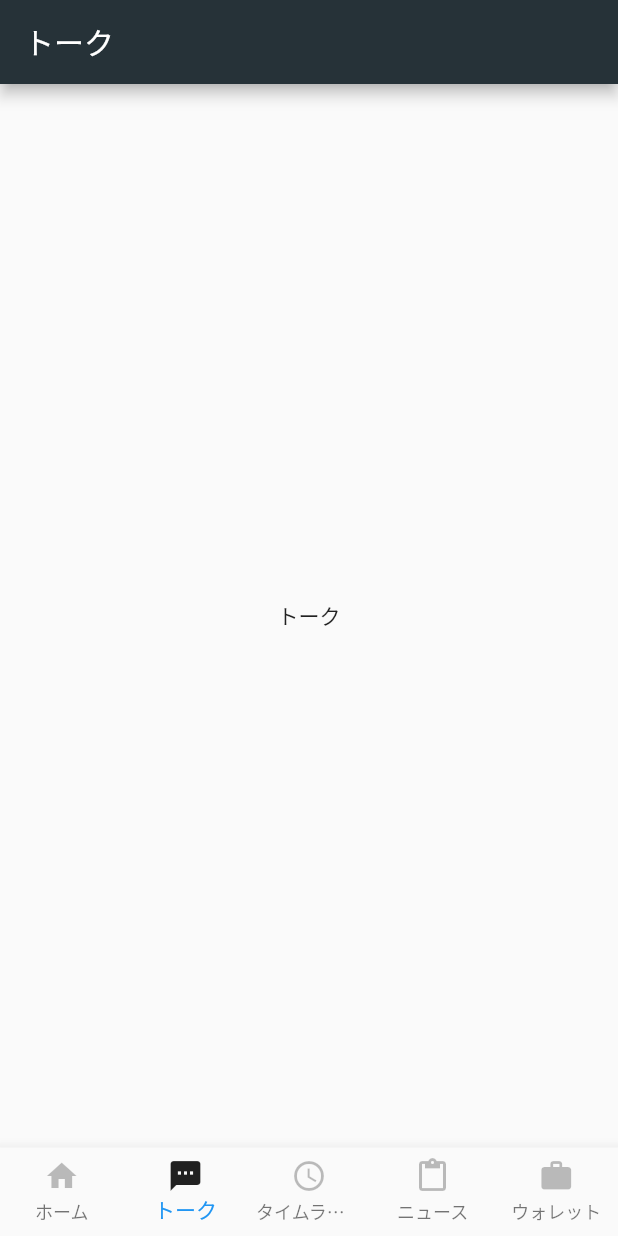
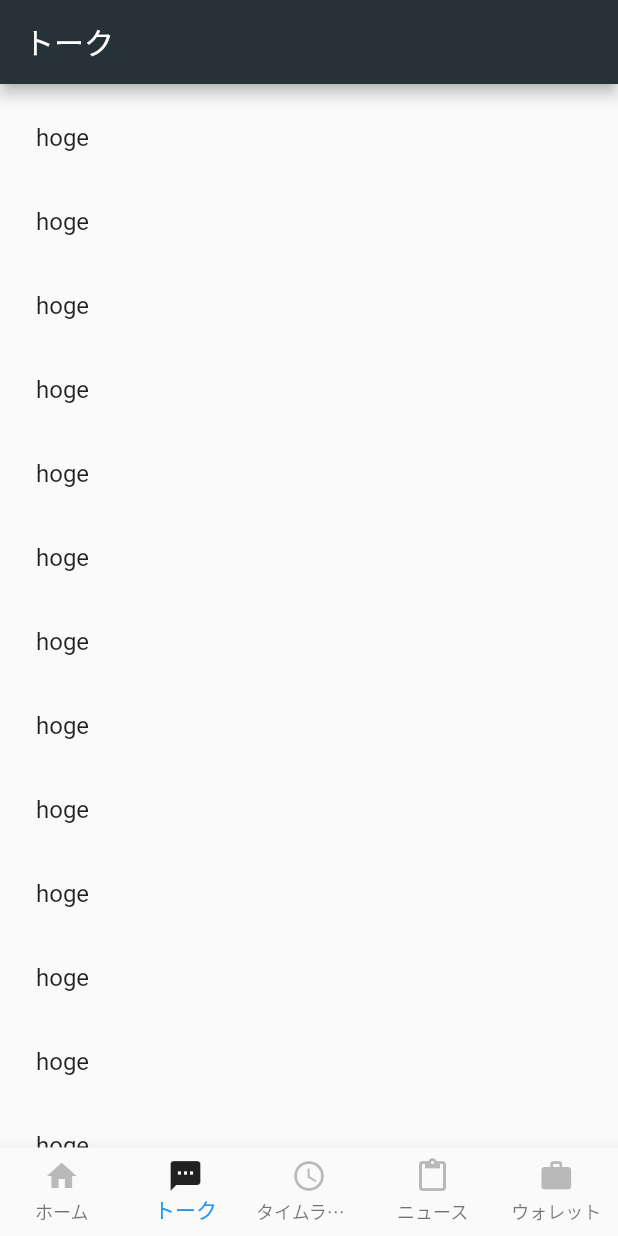
Before and after one commit to daisukesone/flutter_sample_app, a Flutter app: the screen it shows after launch, item 2 of the bottom bar chosen, on a phone screen of 412 x 824 dp. Run offline on Flutter 3.47's test engine with Material 2 defaults, Android fonts, the phone set to English and light mode, and no system bars.

Commit message:
add listView

```diff
--- a/lib/routes/talk_route.dart
+++ b/lib/routes/talk_route.dart
@@ -7,7 +7,30 @@ class Talk extends StatelessWidget{
       appBar: AppBar(
         title: Text("トーク"), //
       ),
-      body: Center(child: Text("トーク")
+      body: ListView(
+        padding: const EdgeInsets.all(8),
+        children: <Widget>[
+          ListTile(title: Text("hoge")),
+          ListTile(title: Text("hoge")),
+          ListTile(title: Text("hoge")),
+          ListTile(title: Text("hoge")),
+          ListTile(title: Text("hoge")),
+          ListTile(title: Text("hoge")),
+          ListTile(title: Text("hoge")),
+          ListTile(title: Text("hoge")),
+          ListTile(title: Text("hoge")),
+          ListTile(title: Text("hoge")),
+          ListTile(title: Text("hoge")),
+          ListTile(title: Text("hoge")),
+          ListTile(title: Text("hoge")),
+          ListTile(title: Text("hoge")),
+          ListTile(title: Text("hoge")),
+          ListTile(title: Text("hoge")),
+          ListTile(title: Text("hoge")),
+          ListTile(title: Text("hoge")),
+          ListTile(title: Text("hoge")),
+          ListTile(title: Text("hoge")),
+        ],
       ),
     );
   }
```
